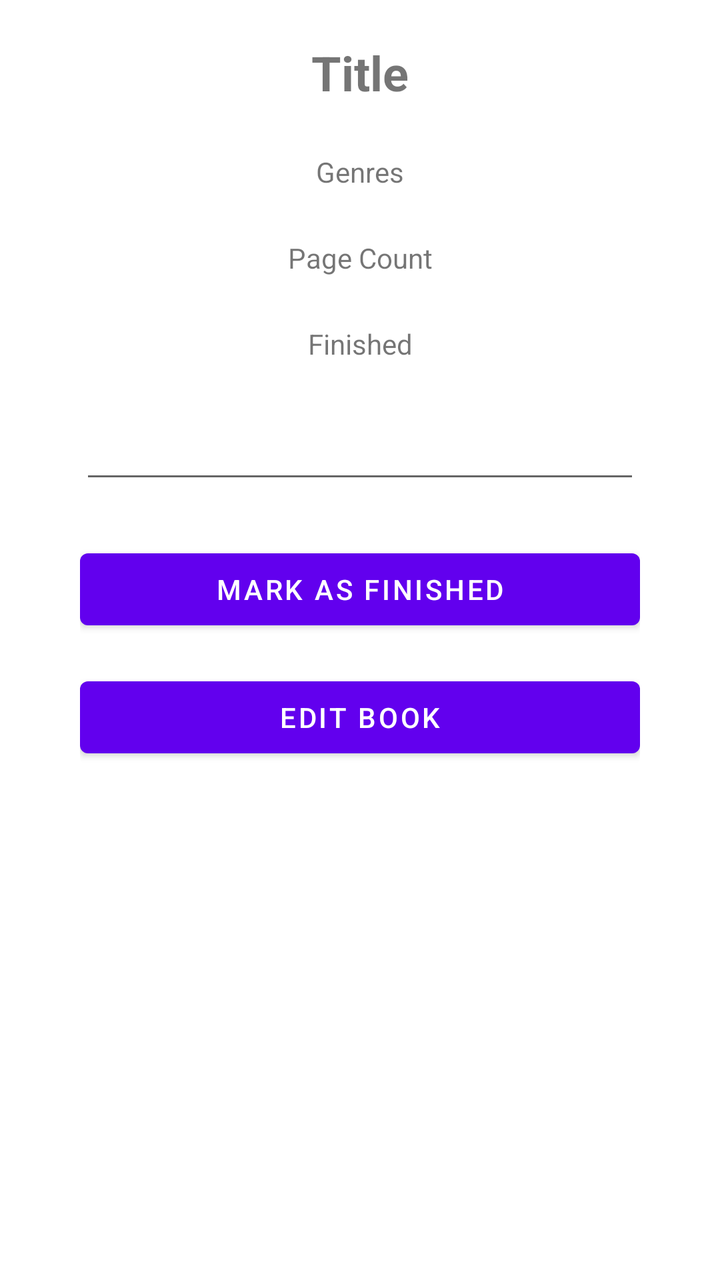
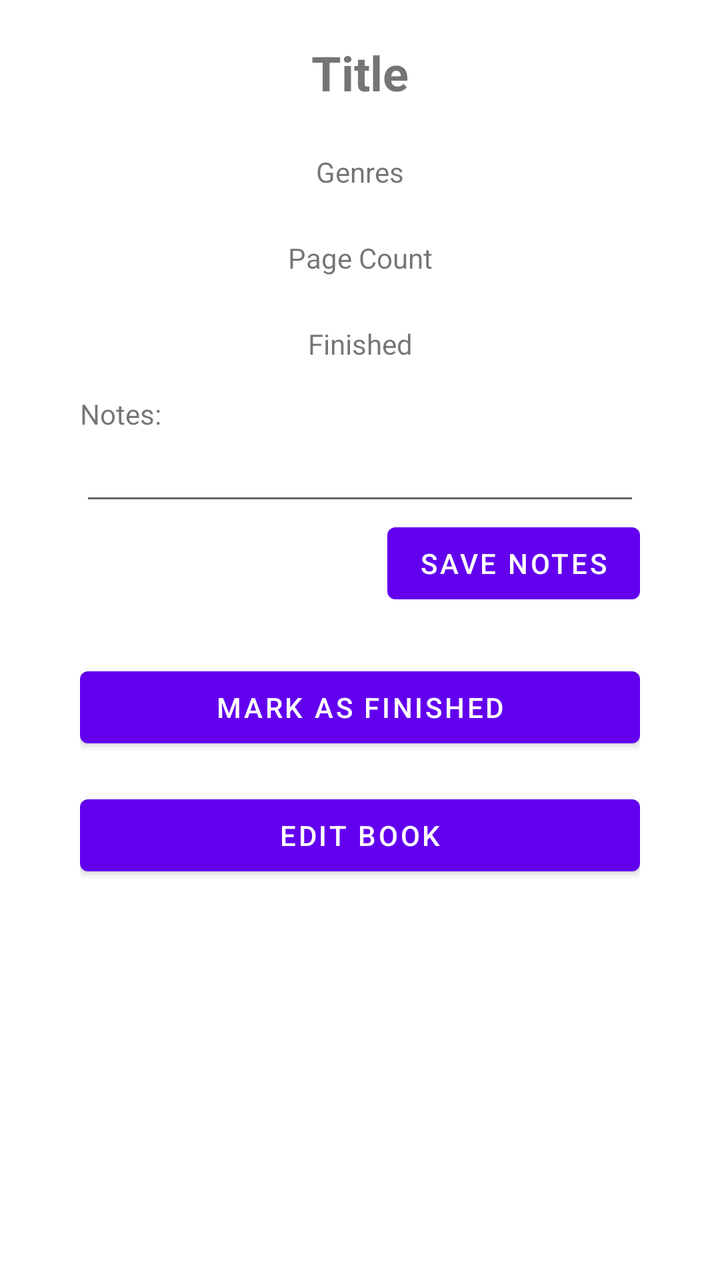

The first picture is an Android layout as it rendered before a commit; the second is the same layout after the commit. The layout source and the unified diff follow.
<!-- AndroidManifest.xml: application theme Theme.KirjaSovellus -->
<!-- res/layout/fragment_book_details.xml -->
<?xml version="1.0" encoding="utf-8"?>
<androidx.constraintlayout.widget.ConstraintLayout xmlns:android="http://schemas.android.com/apk/res/android"
    xmlns:app="http://schemas.android.com/apk/res-auto"
    xmlns:tools="http://schemas.android.com/tools"
    android:layout_width="match_parent"
    android:layout_height="match_parent"
    android:paddingHorizontal="40dp"
    android:paddingVertical="20dp"
    tools:context=".BookDetailsFragment">

    <TextView
        android:id="@+id/tvBookDetailsTitle"
        android:layout_width="wrap_content"
        android:layout_height="wrap_content"
        android:text="Title"
        android:textAlignment="center"
        android:textSize="24sp"
        android:textStyle="bold"
        app:layout_constraintEnd_toEndOf="parent"
        app:layout_constraintStart_toStartOf="parent"
        app:layout_constraintTop_toTopOf="parent" />

    <TextView
        android:id="@+id/tvBookDetailsGenres"
        android:layout_width="wrap_content"
        android:layout_height="wrap_content"
        android:layout_marginTop="24dp"
        android:text="Genres"
        app:layout_constraintEnd_toEndOf="parent"
        app:layout_constraintStart_toStartOf="parent"
        app:layout_constraintTop_toBottomOf="@+id/tvBookDetailsTitle" />

    <TextView
        android:id="@+id/tvBookDetailsPageCount"
        android:layout_width="wrap_content"
        android:layout_height="wrap_content"
        android:layout_marginTop="24dp"
        android:text="Page Count"
        app:layout_constraintEnd_toEndOf="parent"
        app:layout_constraintStart_toStartOf="parent"
        app:layout_constraintTop_toBottomOf="@+id/tvBookDetailsGenres" />

    <TextView
        android:id="@+id/tvBookDetailsFinished"
        android:layout_width="wrap_content"
        android:layout_height="wrap_content"
        android:layout_marginTop="24dp"
        android:text="Finished"
        app:layout_constraintEnd_toEndOf="parent"
        app:layout_constraintStart_toStartOf="parent"
        app:layout_constraintTop_toBottomOf="@+id/tvBookDetailsPageCount" />

    <Button
        android:id="@+id/btnMarkAsFinished"
        android:layout_width="0dp"
        android:layout_height="wrap_content"
        android:layout_marginTop="24dp"
        android:text="Mark as finished"
        app:layout_constraintEnd_toEndOf="parent"
        app:layout_constraintStart_toStartOf="parent"
        app:layout_constraintTop_toBottomOf="@+id/etBookDetailsNotes" />

    <Button
        android:id="@+id/btnEditBook"
        android:layout_width="0dp"
        android:layout_height="wrap_content"
        android:layout_marginTop="16dp"
        android:text="Edit book"
        app:layout_constraintEnd_toEndOf="parent"
        app:layout_constraintStart_toStartOf="parent"
        app:layout_constraintTop_toBottomOf="@+id/btnMarkAsFinished" />

    <EditText
        android:id="@+id/etBookDetailsNotes"
        android:layout_width="0dp"
        android:layout_height="wrap_content"
        android:layout_marginTop="24dp"
        android:ems="10"
        android:gravity="start|top"
        android:inputType="textMultiLine"
        app:layout_constraintEnd_toEndOf="parent"
        app:layout_constraintStart_toStartOf="parent"
        app:layout_constraintTop_toBottomOf="@+id/tvBookDetailsFinished" />
</androidx.constraintlayout.widget.ConstraintLayout>
<!-- resources referenced by this layout -->
<resources>
  <style name="Theme.KirjaSovellus" parent="Theme.MaterialComponents.DayNight.DarkActionBar">
          
          <item name="colorPrimary">@color/purple_500</item>
          <item name="colorPrimaryVariant">@color/purple_700</item>
          <item name="colorOnPrimary">@color/white</item>
          
          <item name="colorSecondary">@color/teal_200</item>
          <item name="colorSecondaryVariant">@color/teal_700</item>
          <item name="colorOnSecondary">@color/black</item>
          
          <item name="android:statusBarColor" tools:targetApi="l">?attr/colorPrimaryVariant</item>
          
          <item name="windowNoTitle">true</item>
          <item name="windowActionBar">false</item>
      </style>
  <color name="purple_500">#FF6200EE</color>
  <color name="purple_700">#FF3700B3</color>
  <color name="white">#FFFFFFFF</color>
  <color name="teal_200">#FF03DAC5</color>
  <color name="teal_700">#FF018786</color>
  <color name="black">#FF000000</color>
</resources>

<!-- the commit's change to res/layout/fragment_book_details.xml (unified diff, before → after) -->
@@ -58,7 +58,7 @@
         android:text="Mark as finished"
         app:layout_constraintEnd_toEndOf="parent"
         app:layout_constraintStart_toStartOf="parent"
-        app:layout_constraintTop_toBottomOf="@+id/etBookDetailsNotes" />
+        app:layout_constraintTop_toBottomOf="@+id/btnSaveNotes" />
 
     <Button
         android:id="@+id/btnEditBook"
@@ -74,11 +74,27 @@
         android:id="@+id/etBookDetailsNotes"
         android:layout_width="0dp"
         android:layout_height="wrap_content"
-        android:layout_marginTop="24dp"
         android:ems="10"
         android:gravity="start|top"
         android:inputType="textMultiLine"
         app:layout_constraintEnd_toEndOf="parent"
         app:layout_constraintStart_toStartOf="parent"
+        app:layout_constraintTop_toBottomOf="@+id/textView12" />
+
+    <TextView
+        android:id="@+id/textView12"
+        android:layout_width="wrap_content"
+        android:layout_height="wrap_content"
+        android:layout_marginTop="16dp"
+        android:text="Notes:"
+        app:layout_constraintStart_toStartOf="parent"
         app:layout_constraintTop_toBottomOf="@+id/tvBookDetailsFinished" />
+
+    <Button
+        android:id="@+id/btnSaveNotes"
+        android:layout_width="wrap_content"
+        android:layout_height="wrap_content"
+        android:text="save notes"
+        app:layout_constraintEnd_toEndOf="parent"
+        app:layout_constraintTop_toBottomOf="@+id/etBookDetailsNotes" />
 </androidx.constraintlayout.widget.ConstraintLayout>
